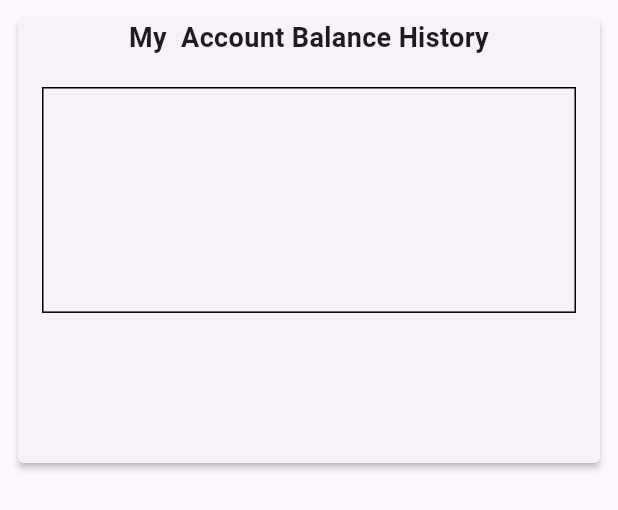
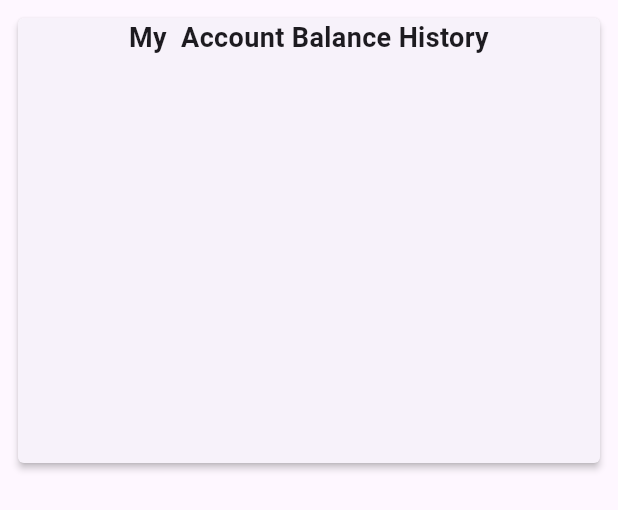
Before and after one commit to daveragos/cbe_analyzer, a Flutter app: the AmountChart widget shown alone on an empty page, opened directly with empty values, on a phone screen of 412 x 824 dp. Shown: the top 510 px of the screen. Run offline on Flutter 3.47's test engine with Material 3 defaults, Android fonts, the phone set to English and light mode, and no system bars; drawn by our look-alikes of fl_chart; our stand-ins replace permission_handler, shared_preferences; missing offline and left inert: flutter_sms_inbox; accounts and stored records are empty.

Commit message:
folder structure refined

```diff
--- a/lib/amount_chart.dart
+++ b/lib/amount_chart.dart
@@ -1,4 +1,4 @@
-import 'package:cbe_analyzer/sms_helper.dart';
+import 'package:cbe_analyzer/services/sms_helper.dart';
 import 'package:flutter/material.dart';
 import 'package:flutter_sms_inbox/flutter_sms_inbox.dart';
 import 'package:fl_chart/fl_chart.dart';
@@ -45,7 +45,7 @@ class AmountChart extends StatelessWidget {
                       ),
                       gridData: const FlGridData(show: false),
                       titlesData: const FlTitlesData(show: false),
-                      borderData: FlBorderData(show: true),
+                      borderData: FlBorderData(show: false),
                       lineBarsData: _generateLineBarsData(),
                     ),
                   ),
--- a/lib/messages_list_page.dart
+++ b/lib/messages_list_page.dart
@@ -3,7 +3,7 @@
 import 'package:cbe_analyzer/bar_chart.dart';
 import 'package:flutter/material.dart';
 import 'package:flutter_sms_inbox/flutter_sms_inbox.dart';
-import 'sms_helper.dart';
+import 'services/sms_helper.dart';
 import 'amount_chart.dart';
 
 class MessageList extends StatefulWidget {
```
Also changed, not shown: lib/models/transactions.dart (added), lib/services/analysis_service.dart (added), lib/services/sms_helper.dart (renamed from lib/sms_helper.dart), lib/services/sms_parser.dart (added), lib/services/sms_service.dart (added), lib/widgets/balance_line_chart.dart (added), lib/widgets/monthly_debits_bar_chart.dart (added).
